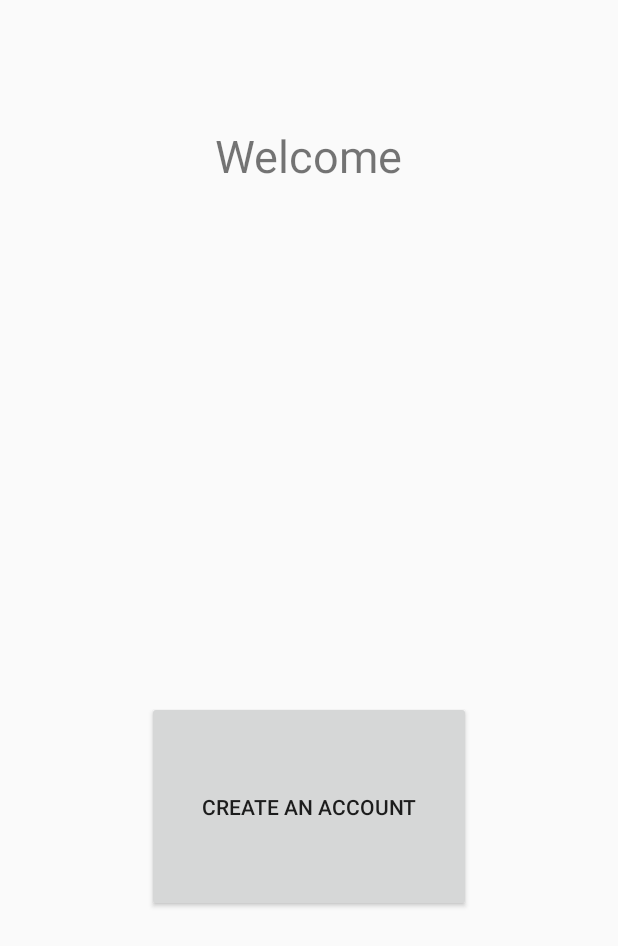
After one commit to ChampBVT/Memarize, an Android app: the layout activity_register.xml on its own in the app's theme, with its tools: preview values and no code run, on a phone screen of 412 x 824 dp. The commit adds this screen. Shown: the top 946 px of the screen. Run offline under Robolectric (Android 15) with nearby library versions, the light colour scheme and no system bars.

Commit message:
create register page

```diff
--- /dev/null
+++ b/app/src/main/java/com/wireless/memarize/RegisterActivity.kt
@@ -0,0 +1,4 @@
+package com.wireless.memarize
+
+class RegisterActivity {
+}
--- /dev/null
+++ b/app/src/main/res/layout/activity_register.xml
@@ -0,0 +1,33 @@
+<?xml version="1.0" encoding="utf-8"?>
+<androidx.constraintlayout.widget.ConstraintLayout xmlns:android="http://schemas.android.com/apk/res/android"
+    xmlns:app="http://schemas.android.com/apk/res-auto"
+    xmlns:tools="http://schemas.android.com/tools"
+    android:layout_width="match_parent"
+    android:layout_height="match_parent"
+    tools:context=".MainActivity">
+
+    <Button
+        android:id="@+id/create"
+        android:layout_width="216dp"
+        android:layout_height="0dp"
+        android:layout_marginBottom="216dp"
+        android:text="@string/CreateAccountButton"
+        app:layout_constraintBottom_toBottomOf="parent"
+        app:layout_constraintEnd_toEndOf="parent"
+        app:layout_constraintStart_toStartOf="parent"
+        app:layout_constraintTop_toBottomOf="@+id/textView" />
+
+    <TextView
+        android:id="@+id/textView"
+        android:layout_width="wrap_content"
+        android:layout_height="wrap_content"
+        android:layout_marginTop="83dp"
+        android:layout_marginBottom="343dp"
+        android:text="@string/Welcome"
+        android:textSize="30sp"
+        app:layout_constraintBottom_toTopOf="@+id/create"
+        app:layout_constraintEnd_toEndOf="parent"
+        app:layout_constraintStart_toStartOf="parent"
+        app:layout_constraintTop_toTopOf="parent" />
+
+</androidx.constraintlayout.widget.ConstraintLayout>
--- a/app/src/main/res/values/strings.xml
+++ b/app/src/main/res/values/strings.xml
@@ -1,3 +1,8 @@
 <resources>
     <string name="app_name">Memarize</string>
+    <string name="Name">Name</string>
+    <string name="Email">Email</string>
+    <string name="Password">Password</string>
+    <string name="CreateAccountButton">Create an Account</string>
+    <string name="Welcome">Welcome</string>
 </resources>
```
Also changed, not shown: app/src/main/res/layout/activity_main.xml (+46 -5 lines).
